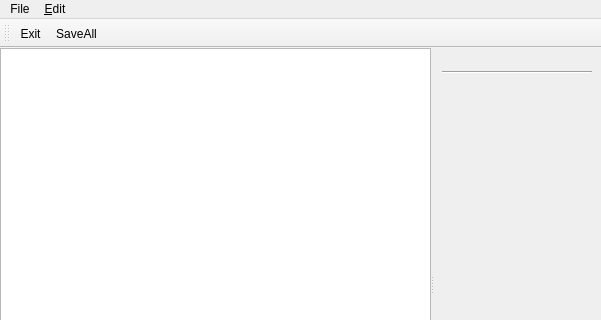
Before: the Qt Designer form ui/qwmdataeditor.ui in alleindrach/QWellMan, drawn with Qt 5; both pictures show x 0 to 601 and y 0 to 320 of the 601 by 541 pixel window.
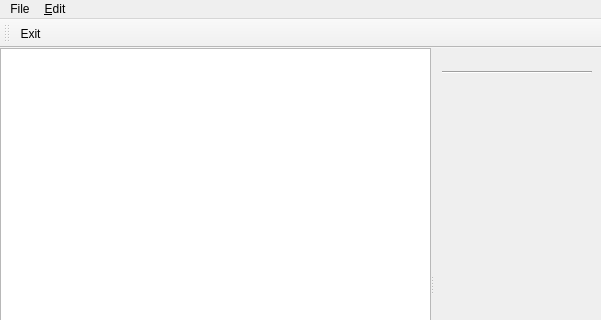
After: the same form once the commit is applied. Icons and pictures are not drawn.

The edit to the form file:
```diff
--- a/ui/qwmdataeditor.ui
+++ b/ui/qwmdataeditor.ui
@@ -355,7 +355,6 @@
     <bool>false</bool>
    </attribute>
    <addaction name="actionExit"/>
-   <addaction name="actionSaveAll"/>
   </widget>
   <action name="actionSave">
    <property name="icon">
```
Left out of the diff: 6 changed lines with no effect on the pictures.
